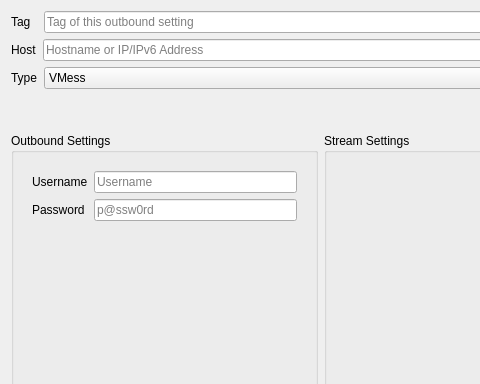
Qv2ray/Qv2ray, file src/ui/widgets/editors/w_OutboundEditor.ui: the form before one commit; both pictures show x 0 to 480 and y 0 to 384 of the 920 by 596 pixel window.
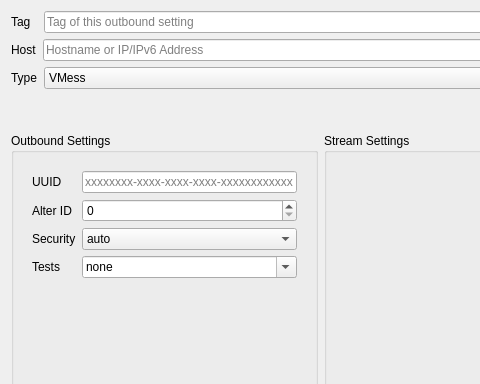
The form after the commit. The open tabs and pages were chosen to show the change.

Commit message: add: use plugin to support HTTP SOCKS FREEDOM BLACKHOLE and DNS outbound

Diff of the .ui file:
```diff
--- a/src/ui/widgets/editors/w_OutboundEditor.ui
+++ b/src/ui/widgets/editors/w_OutboundEditor.ui
@@ -476,96 +476,6 @@
           </item>
          </layout>
         </widget>
-        <widget class="QWidget" name="page_3">
-         <layout class="QFormLayout" name="formLayout">
-          <item row="0" column="0">
-           <widget class="QLabel" name="label_21">
-            <property name="text">
-             <string>Username</string>
-            </property>
-           </widget>
-          </item>
-          <item row="0" column="1">
-           <widget class="QLineEdit" name="socks_UserNameTxt">
-            <property name="placeholderText">
-             <string notr="true">Username</string>
-            </property>
-           </widget>
-          </item>
-          <item row="1" column="0">
-           <widget class="QLabel" name="label_31">
-            <property name="text">
-             <string>Password</string>
-            </property>
-           </widget>
-          </item>
-          <item row="1" column="1">
-           <widget class="QLineEdit" name="socks_PasswordTxt">
-            <property name="placeholderText">
-             <string notr="true">p@ssw0rd</string>
-            </property>
-           </widget>
-          </item>
-          <item row="2" column="0">
-           <spacer name="verticalSpacer">
-            <property name="orientation">
-             <enum>Qt::Vertical</enum>
-            </property>
-            <property name="sizeHint" stdset="0">
-             <size>
-              <width>20</width>
-              <height>40</height>
-             </size>
-            </property>
-           </spacer>
-          </item>
-         </layout>
-        </widget>
-        <widget class="QWidget" name="page_4">
-         <layout class="QFormLayout" name="formLayout_1">
-          <item row="0" column="0">
-           <widget class="QLabel" name="label_21_1">
-            <property name="text">
-             <string>Username</string>
-            </property>
-           </widget>
-          </item>
-          <item row="0" column="1">
-           <widget class="QLineEdit" name="http_UserNameTxt">
-            <property name="placeholderText">
-             <string notr="true">Username</string>
-            </property>
-           </widget>
-          </item>
-          <item row="1" column="0">
-           <widget class="QLabel" name="label_31_1">
-            <property name="text">
-             <string>Password</string>
-            </property>
-           </widget>
-          </item>
-          <item row="1" column="1">
-           <widget class="QLineEdit" name="http_PasswordTxt">
-            <property name="placeholderText">
-             <string notr="true">p@ssw0rd</string>
-            </property>
-           </widget>
-          </item>
-          <item row="2" column="0">
-           <spacer name="verticalSpacer_1">
-            <property name="orientation">
-             <enum>Qt::Vertical</enum>
-            </property>
-            <property name="sizeHint" stdset="0">
-             <size>
-              <width>20</width>
-              <height>40</height>
-             </size>
-            </property>
-           </spacer>
-          </item>
-         </layout>
-        </widget>
        </widget>
       </item>
      </layout>
```
Left out of the diff: 12 changed lines with no effect on the pictures. The commit also changes 33 other files.
